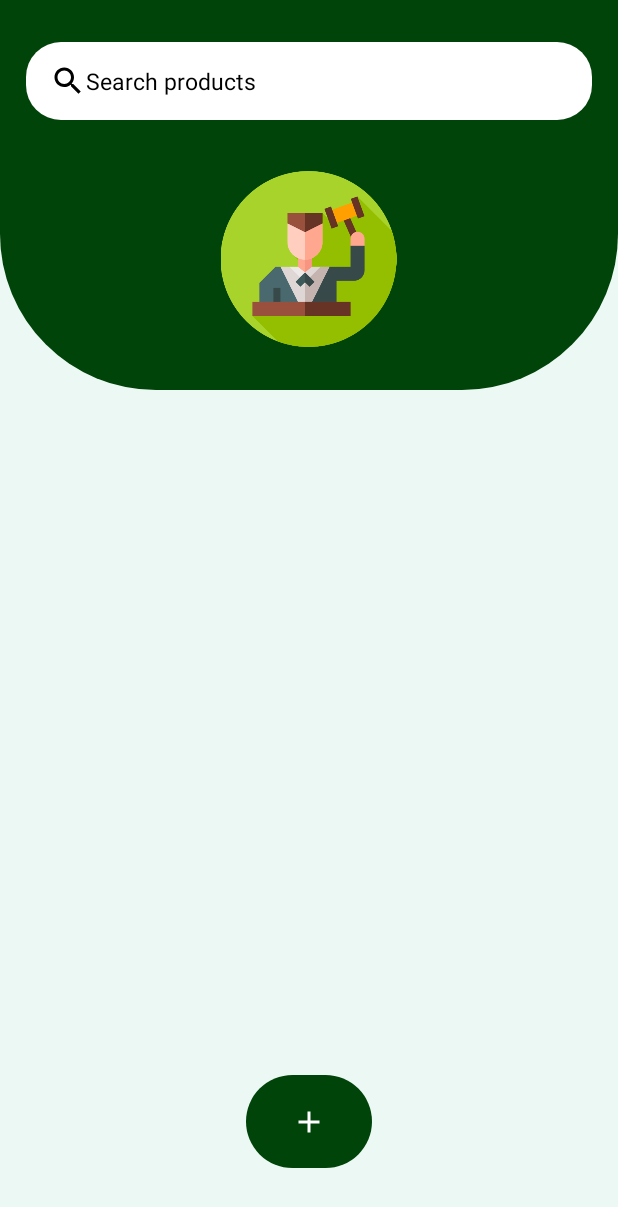
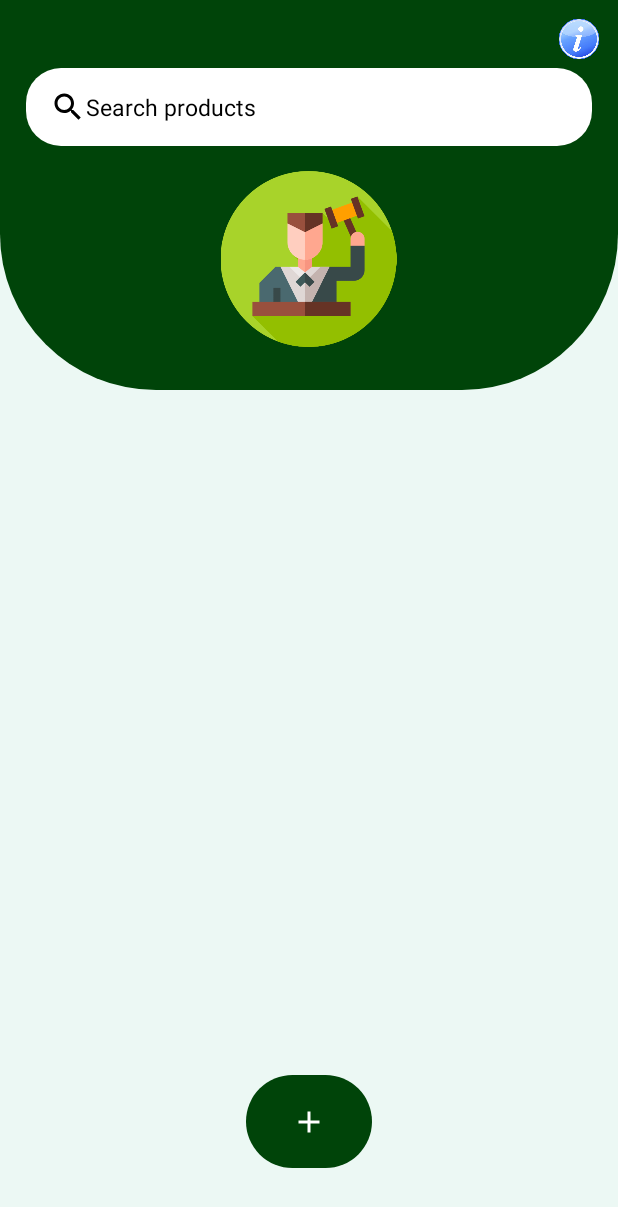
Before and after one commit to utsavdas10/Khetiwari, an Android app: the screen it shows after launch once a user with an empty profile is signed in (Mandi), after a tap on an icon or button, on a phone screen of 412 x 824 dp. Shown: the top 1207 px of the screen. Run offline under Robolectric (Android 15) with nearby library versions, the phone set to English and light mode, and no system bars; our stand-ins replace Firebase (no records; nobody signed in at launch, a user with empty details on screens opened directly), sdp/ssp sizes; Roboto replaces fonts that are not available here; 4 statements that could not run were skipped.

Commit message:
Added i_button

```diff
--- a/app/src/main/java/com/example/agro/Mandi.kt
+++ b/app/src/main/java/com/example/agro/Mandi.kt
@@ -9,6 +9,7 @@ import android.util.Log
 import android.view.LayoutInflater
 import android.view.View
 import android.widget.ImageButton
+import android.widget.ImageView
 import android.widget.LinearLayout
 import android.widget.TextView
 import com.google.firebase.auth.FirebaseAuth
@@ -23,6 +24,10 @@ class Mandi : AppCompatActivity() {
     override fun onCreate(savedInstanceState: Bundle?) {
         super.onCreate(savedInstanceState)
         setContentView(R.layout.activity_mandi)
+
+        findViewById<ImageView>(R.id.iBtn).setOnClickListener{
+            startActivity(Intent(this,MandiI::class.java))
+        }
 
         val intent1 = Intent(this, MandiAuction::class.java)
 
--- a/app/src/main/java/com/example/agro/Shop.kt
+++ b/app/src/main/java/com/example/agro/Shop.kt
@@ -6,6 +6,7 @@ import androidx.appcompat.app.AppCompatActivity
 import android.os.Bundle
 import android.view.LayoutInflater
 import android.view.View
+import android.widget.ImageView
 import android.widget.LinearLayout
 import android.widget.TextView
 import androidx.cardview.widget.CardView
@@ -18,6 +19,10 @@ class Shop : AppCompatActivity() {
     override fun onCreate(savedInstanceState: Bundle?) {
         super.onCreate(savedInstanceState)
         setContentView(R.layout.activity_shop)
+
+        findViewById<ImageView>(R.id.iBtn).setOnClickListener{
+            startActivity(Intent(this,ShopI::class.java))
+        }
 
         val user = FirebaseAuth.getInstance().currentUser
         val userName =  user?.displayName.toString()
--- a/app/src/main/java/com/example/agro/Storage.kt
+++ b/app/src/main/java/com/example/agro/Storage.kt
@@ -8,6 +8,7 @@ import android.util.Log
 import android.view.LayoutInflater
 import android.view.View
 import android.widget.ImageButton
+import android.widget.ImageView
 import android.widget.LinearLayout
 import android.widget.TextView
 import com.google.firebase.auth.FirebaseAuth
@@ -19,6 +20,10 @@ class Storage : AppCompatActivity() {
     override fun onCreate(savedInstanceState: Bundle?) {
         super.onCreate(savedInstanceState)
         setContentView(R.layout.activity_storage)
+
+        findViewById<ImageView>(R.id.iBtn).setOnClickListener{
+            startActivity(Intent(this,StorageI::class.java))
+        }
 
         val imgbtn = findViewById<ImageButton>(R.id.imgBtn)
         imgbtn.setOnClickListener {
--- a/app/src/main/res/layout/activity_mandi.xml
+++ b/app/src/main/res/layout/activity_mandi.xml
@@ -6,6 +6,16 @@
     android:layout_height="match_parent"
     android:background="@color/whole_page"
     tools:context=".Storage">
+
+    <ImageView
+        android:id="@+id/iBtn"
+        android:layout_width="@dimen/_40sdp"
+        android:layout_height="@dimen/_40sdp"
+        android:src="@drawable/i_button"
+        android:textColor="@color/white"
+        android:elevation="50dp"
+        app:layout_constraintTop_toTopOf="parent"
+        app:layout_constraintEnd_toEndOf="parent"/>
 
     <View
         android:id="@+id/view4"
@@ -34,7 +44,7 @@
         android:id="@+id/Search"
         android:layout_width="@dimen/_290sdp"
         android:layout_height="@dimen/_40sdp"
-        android:layout_marginTop="28dp"
+        android:layout_marginTop="45dp"
         android:background="@drawable/shop_top_view"
         android:drawableStart="@drawable/baseline_search_24"
         android:fontFamily="@font/roboto"
```
Also changed, not shown: app/src/main/res/layout/activity_shop.xml (+9 -0 lines), app/src/main/res/layout/activity_storage.xml (+11 -1 lines), app/src/main/res/drawable/i_button.png (added).
